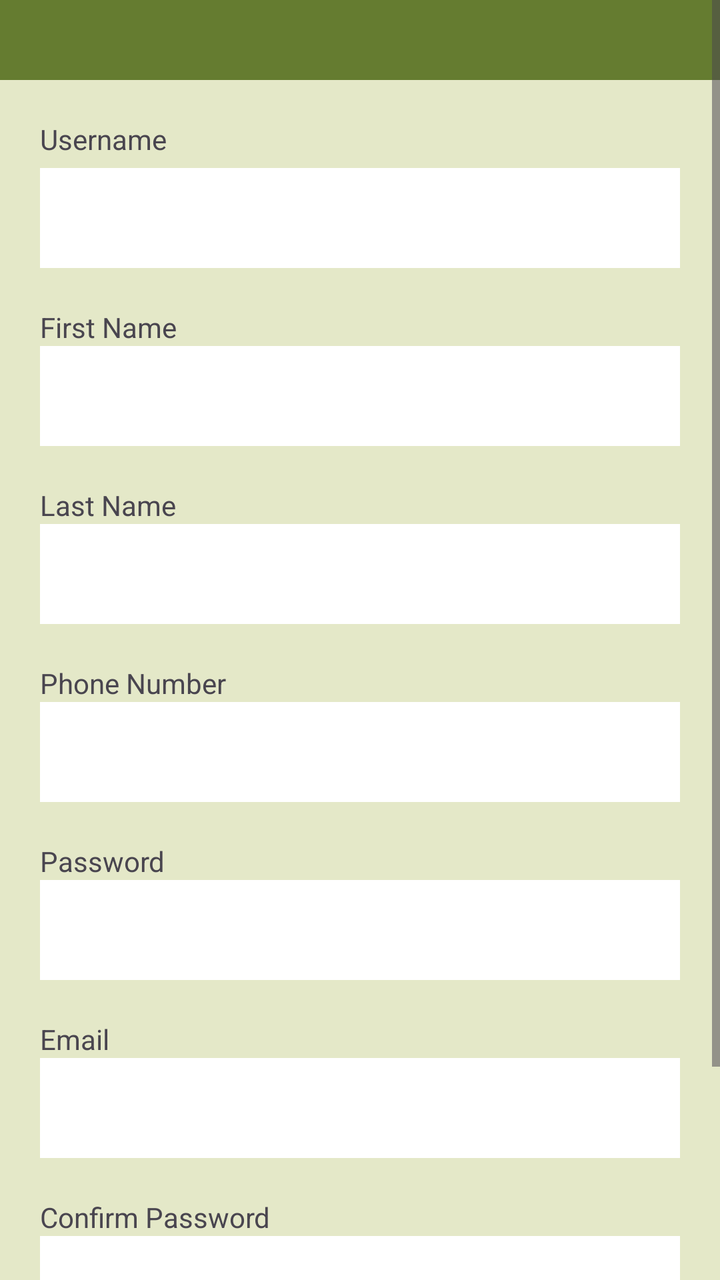
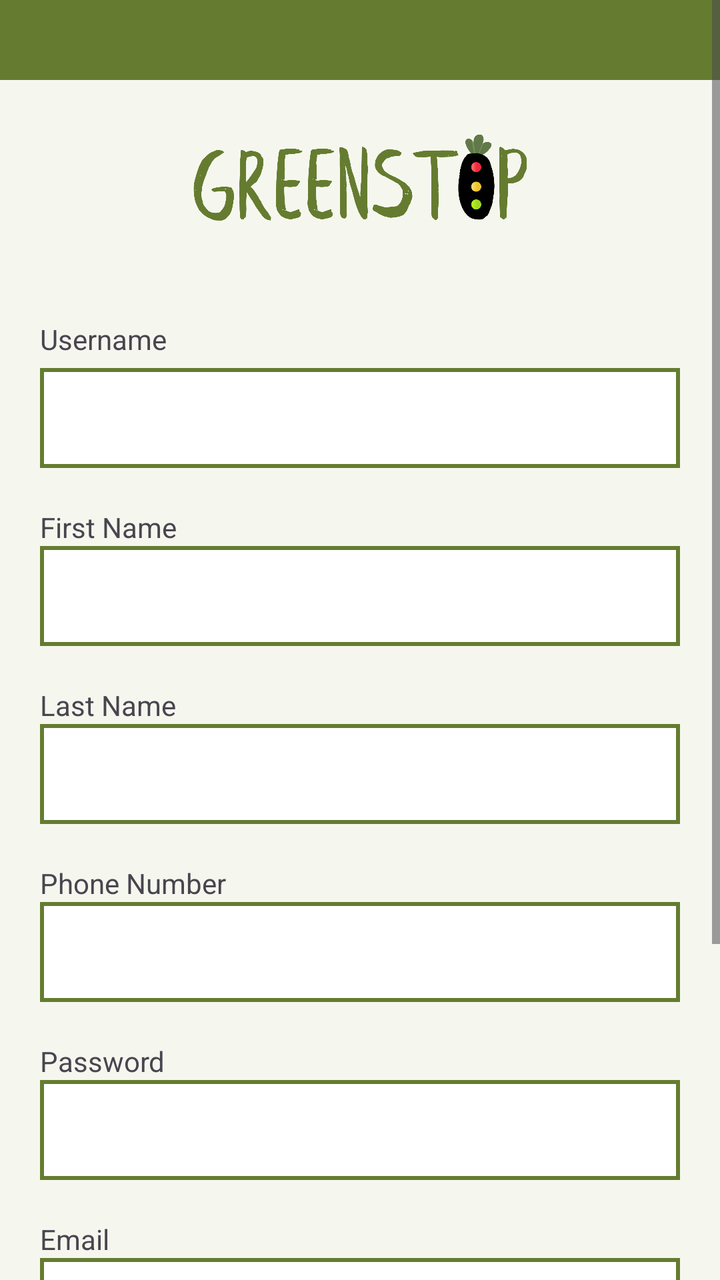

Before-and-after screenshots of an Android layout around one commit, followed by the original layout XML and the change that was made.
<!-- AndroidManifest.xml: application theme Theme.Gamstop -->
<!-- res/layout/activity_registration.xml -->
<?xml version="1.0" encoding="utf-8"?>
<ScrollView xmlns:android="http://schemas.android.com/apk/res/android"
    xmlns:app="http://schemas.android.com/apk/res-auto"
    xmlns:tools="http://schemas.android.com/tools"
    android:layout_width="match_parent"
    android:layout_height="match_parent"
    android:background="#E4E8C8"
    tools:context=".MainActivity">

    <LinearLayout
        android:id="@+id/main"
        android:layout_width="match_parent"
        android:layout_height="wrap_content"
        android:orientation="vertical"
        android:paddingBottom="30dp">

        <TextView
            android:layout_width="match_parent"
            android:layout_height="40dp"
            android:background="#657C30" />

        <TextView
            android:layout_width="match_parent"
            android:layout_height="wrap_content"
            android:layout_marginTop="20dp"
            android:layout_marginBottom="5dp"
            android:paddingLeft="20dp"
            android:text="Username" />

        <EditText
            android:id="@+id/username"
            android:layout_width="match_parent"
            android:layout_height="50dp"
            android:layout_marginLeft="20dp"
            android:layout_marginRight="20dp"
            android:background="#FFFFFF" />

        <TextView
            android:layout_width="match_parent"
            android:layout_height="wrap_content"
            android:layout_marginTop="20dp"
            android:paddingLeft="20dp"
            android:text="First Name" />

        <EditText
            android:layout_width="match_parent"
            android:layout_height="50dp"
            android:layout_marginLeft="20dp"
            android:layout_marginRight="20dp"
            android:background="#FFFFFF" />

        <TextView
            android:layout_width="match_parent"
            android:layout_height="wrap_content"
            android:layout_marginTop="20dp"
            android:paddingLeft="20dp"
            android:text="Last Name" />

        <EditText
            android:layout_width="match_parent"
            android:layout_height="50dp"
            android:layout_marginLeft="20dp"
            android:layout_marginRight="20dp"
            android:background="#FFFFFF" />

        <TextView
            android:layout_width="match_parent"
            android:layout_height="wrap_content"
            android:layout_marginTop="20dp"
            android:paddingLeft="20dp"
            android:text="Phone Number" />

        <EditText
            android:layout_width="match_parent"
            android:layout_height="50dp"
            android:layout_marginLeft="20dp"
            android:layout_marginRight="20dp"
            android:background="#FFFFFF" />

        <TextView
            android:layout_width="match_parent"
            android:layout_height="wrap_content"
            android:layout_marginTop="20dp"
            android:paddingLeft="20dp"
            android:text="Password" />

        <EditText
            android:layout_width="match_parent"
            android:layout_height="50dp"
            android:layout_marginLeft="20dp"
            android:layout_marginRight="20dp"
            android:background="#FFFFFF" />

        <TextView
            android:layout_width="match_parent"
            android:layout_height="wrap_content"
            android:layout_marginTop="20dp"
            android:paddingLeft="20dp"
            android:text="Email" />

        <EditText
            android:layout_width="match_parent"
            android:layout_height="50dp"
            android:layout_marginLeft="20dp"
            android:layout_marginRight="20dp"
            android:background="#FFFFFF" />

        <TextView
            android:layout_width="match_parent"
            android:layout_height="wrap_content"
            android:layout_marginTop="20dp"
            android:paddingLeft="20dp"
            android:text="Confirm Password" />

        <EditText
            android:layout_width="match_parent"
            android:layout_height="50dp"
            android:layout_marginLeft="20dp"
            android:layout_marginRight="20dp"
            android:background="#FFFFFF" />

        <Button
            android:layout_width="140dp"
            android:layout_height="50dp"
            android:layout_gravity="center"
            android:layout_marginTop="20dp"
            android:backgroundTint="#6F8047"
            app:cornerRadius="20dp"
            android:text="SUBMIT"/>
    </LinearLayout>

</ScrollView>
<!-- resources referenced by this layout -->
<resources>
  <style name="Theme.Gamstop" parent="Base.Theme.Gamstop" />
  <style name="Base.Theme.Gamstop" parent="Theme.Material3.DayNight.NoActionBar">
          
          
      </style>
</resources>

<!-- the commit's change to res/layout/activity_registration.xml (unified diff, before → after) -->
@@ -4,7 +4,7 @@
     xmlns:tools="http://schemas.android.com/tools"
     android:layout_width="match_parent"
     android:layout_height="match_parent"
-    android:background="#E4E8C8"
+    android:background="#F5F7EE"
     tools:context=".MainActivity">
 
     <LinearLayout
@@ -18,7 +18,11 @@
             android:layout_width="match_parent"
             android:layout_height="40dp"
             android:background="#657C30" />
-
+        <ImageView
+            android:layout_width="wrap_content"
+            android:layout_height="100dp"
+            android:scaleType="fitCenter"
+            android:src="@drawable/greenstop_text_logo"/>
         <TextView
             android:layout_width="match_parent"
             android:layout_height="wrap_content"
@@ -33,7 +37,7 @@
             android:layout_height="50dp"
             android:layout_marginLeft="20dp"
             android:layout_marginRight="20dp"
-            android:background="#FFFFFF" />
+            android:background="@drawable/border" />
 
         <TextView
             android:layout_width="match_parent"
@@ -47,7 +51,7 @@
             android:layout_height="50dp"
             android:layout_marginLeft="20dp"
             android:layout_marginRight="20dp"
-            android:background="#FFFFFF" />
+            android:background="@drawable/border"/>
 
         <TextView
             android:layout_width="match_parent"
@@ -61,7 +65,7 @@
             android:layout_height="50dp"
             android:layout_marginLeft="20dp"
             android:layout_marginRight="20dp"
-            android:background="#FFFFFF" />
+            android:background="@drawable/border"/>
 
         <TextView
             android:layout_width="match_parent"
@@ -75,7 +79,7 @@
             android:layout_height="50dp"
             android:layout_marginLeft="20dp"
             android:layout_marginRight="20dp"
-            android:background="#FFFFFF" />
+            android:background="@drawable/border" />
 
         <TextView
             android:layout_width="match_parent"
@@ -89,7 +93,7 @@
             android:layout_height="50dp"
             android:layout_marginLeft="20dp"
             android:layout_marginRight="20dp"
-            android:background="#FFFFFF" />
+            android:background="@drawable/border"/>
 
         <TextView
             android:layout_width="match_parent"
@@ -103,7 +107,7 @@
             android:layout_height="50dp"
             android:layout_marginLeft="20dp"
             android:layout_marginRight="20dp"
-            android:background="#FFFFFF" />
+            android:background="@drawable/border"/>
 
         <TextView
             android:layout_width="match_parent"
@@ -117,7 +121,7 @@
             android:layout_height="50dp"
             android:layout_marginLeft="20dp"
             android:layout_marginRight="20dp"
-            android:background="#FFFFFF" />
+            android:background="@drawable/border"/>
 
         <Button
             android:layout_width="140dp"
<!-- resource entries referenced after the edit -->
@@ -1,6 +1,19 @@
 <!-- resources referenced by this layout -->
 <resources>
+  <!-- drawable border (drawable) -->
+  <?xml version="1.0" encoding="utf-8"?>
+  <shape xmlns:android="http://schemas.android.com/apk/res/android">
+  
+      <solid android:color="@color/white"/>
+  
+      <stroke
+          android:width="2dp"
+          android:color="#FF657C30"/>
+  
+  </shape>
+  <!-- drawable greenstop_text_logo: png bitmap (drawable, 102110 bytes) -->
   <style name="Theme.Gamstop" parent="Base.Theme.Gamstop" />
+  <color name="white">#FFFFFFFF</color>
   <style name="Base.Theme.Gamstop" parent="Theme.Material3.DayNight.NoActionBar">
           
           
